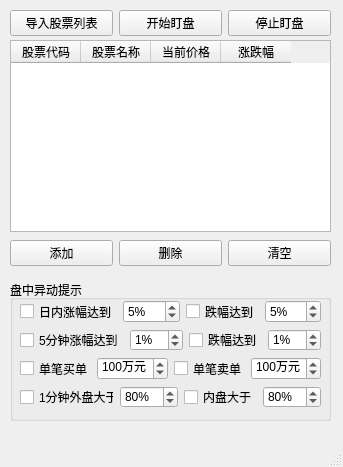
Above: QtDesign/LiveTracker.ui from victor647/QuantumStockTrade before the change. Below: the same form after it.
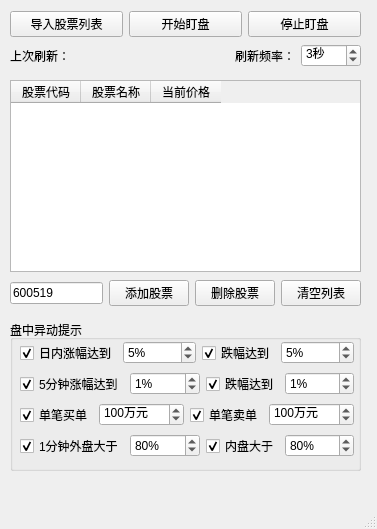
That is the form after the change.

The edit to the form file:
```diff
--- a/QtDesign/LiveTracker.ui
+++ b/QtDesign/LiveTracker.ui
@@ -6,8 +6,8 @@
    <rect>
     <x>0</x>
     <y>0</y>
-    <width>343</width>
-    <height>467</height>
+    <width>377</width>
+    <height>529</height>
    </rect>
   </property>
   <property name="windowTitle">
@@ -18,8 +18,8 @@
     <property name="geometry">
      <rect>
       <x>10</x>
-      <y>40</y>
-      <width>321</width>
+      <y>80</y>
+      <width>351</width>
       <height>192</height>
      </rect>
     </property>
@@ -47,76 +47,14 @@
       <string>当前价格</string>
      </property>
     </column>
-    <column>
-     <property name="text">
-      <string>涨跌幅</string>
-     </property>
-    </column>
-   </widget>
-   <widget class="QWidget" name="layoutWidget">
-    <property name="geometry">
-     <rect>
-      <x>10</x>
-      <y>240</y>
-      <width>321</width>
-      <height>26</height>
-     </rect>
-    </property>
-    <property name="font">
-     <font>
-      <family>Microsoft YaHei UI</family>
-      <pointsize>9</pointsize>
-     </font>
-    </property>
-    <layout class="QHBoxLayout" name="horizontalLayout_2">
-     <item>
-      <widget class="QPushButton" name="btnAddStock">
-       <property name="font">
-        <font>
-         <family>Microsoft YaHei UI</family>
-         <pointsize>9</pointsize>
-        </font>
-       </property>
-       <property name="text">
-        <string>添加</string>
-       </property>
-      </widget>
-     </item>
-     <item>
-      <widget class="QPushButton" name="btnRemoveStock">
-       <property name="font">
-        <font>
-         <family>Microsoft YaHei UI</family>
-         <pointsize>9</pointsize>
-        </font>
-       </property>
-       <property name="text">
-        <string>删除</string>
-       </property>
-      </widget>
-     </item>
-     <item>
-      <widget class="QPushButton" name="btnClearStocks">
-       <property name="font">
-        <font>
-         <family>Microsoft YaHei UI</family>
-         <pointsize>9</pointsize>
-        </font>
-       </property>
-       <property name="text">
-        <string>清空</string>
-       </property>
-      </widget>
-     </item>
-    </layout>
    </widget>
    <widget class="QGroupBox" name="grpEventSignal">
     <property name="geometry">
      <rect>
       <x>10</x>
-      <y>280</y>
-      <width>321</width>
-      <height>141</height>
+      <y>320</y>
+      <width>351</width>
+      <height>151</height>
      </rect>
     </property>
     <property name="font">
@@ -128,13 +66,13 @@
     <property name="title">
      <string>盘中异动提示</string>
     </property>
-    <widget class="QWidget" name="">
+    <widget class="QWidget" name="layoutWidget">
      <property name="geometry">
       <rect>
        <x>10</x>
        <y>20</y>
-       <width>301</width>
-       <height>108</height>
+       <width>334</width>
+       <height>120</height>
       </rect>
      </property>
      <property name="font">
@@ -157,6 +95,9 @@
           <property name="text">
            <string>日内涨幅达到</string>
           </property>
+          <property name="checked">
+           <bool>true</bool>
+          </property>
          </widget>
         </item>
         <item>
@@ -189,6 +130,9 @@
           <property name="text">
            <string>跌幅达到</string>
           </property>
+          <property name="checked">
+           <bool>true</bool>
+          </property>
          </widget>
         </item>
         <item>
@@ -225,6 +169,9 @@
           <property name="text">
            <string>5分钟涨幅达到</string>
           </property>
+          <property name="checked">
+           <bool>true</bool>
+          </property>
          </widget>
         </item>
         <item>
@@ -257,6 +204,9 @@
           <property name="text">
            <string>跌幅达到</string>
           </property>
+          <property name="checked">
+           <bool>true</bool>
+          </property>
          </widget>
         </item>
         <item>
@@ -293,6 +243,9 @@
           <property name="text">
            <string>单笔买单</string>
           </property>
+          <property name="checked">
+           <bool>true</bool>
+          </property>
          </widget>
         </item>
         <item>
@@ -328,6 +281,9 @@
           <property name="text">
            <string>单笔卖单</string>
           </property>
+          <property name="checked">
+           <bool>true</bool>
+          </property>
          </widget>
         </item>
         <item>
@@ -367,6 +323,9 @@
           <property name="text">
            <string>1分钟外盘大于</string>
           </property>
+          <property name="checked">
+           <bool>true</bool>
+          </property>
          </widget>
         </item>
         <item>
@@ -402,6 +361,9 @@
           <property name="text">
            <string>内盘大于</string>
           </property>
+          <property name="checked">
+           <bool>true</bool>
+          </property>
          </widget>
         </item>
         <item>
@@ -436,19 +398,135 @@
      <rect>
       <x>10</x>
       <y>10</y>
-      <width>321</width>
-      <height>26</height>
+      <width>351</width>
+      <height>60</height>
      </rect>
     </property>
-    <property name="font">
-     <font>
-      <family>Microsoft YaHei UI</family>
-      <pointsize>9</pointsize>
-     </font>
+    <layout class="QVBoxLayout" name="verticalLayout_3">
+     <item>
+      <layout class="QHBoxLayout" name="horizontalLayout">
+       <item>
+        <widget class="QPushButton" name="btnImportStockList">
+         <property name="font">
+          <font>
+           <family>Microsoft YaHei UI</family>
+           <pointsize>9</pointsize>
+          </font>
+         </property>
+         <property name="text">
+          <string>导入股票列表</string>
+         </property>
+        </widget>
+       </item>
+       <item>
+        <widget class="QPushButton" name="btnStartTracking">
+         <property name="font">
+          <font>
+           <family>Microsoft YaHei UI</family>
+           <pointsize>9</pointsize>
+          </font>
+         </property>
+         <property name="text">
+          <string>开始盯盘</string>
+         </property>
+        </widget>
+       </item>
+       <item>
+        <widget class="QPushButton" name="btnStopTracking">
+         <property name="font">
+          <font>
+           <family>Microsoft YaHei UI</family>
+           <pointsize>9</pointsize>
+          </font>
+         </property>
+         <property name="text">
+          <string>停止盯盘</string>
+         </property>
+        </widget>
+       </item>
+      </layout>
+     </item>
+     <item>
+      <layout class="QHBoxLayout" name="horizontalLayout_2">
+       <item>
+        <widget class="QLabel" name="lblLastUpdateTime">
+         <property name="minimumSize">
+          <size>
+           <width>150</width>
+           <height>0</height>
+          </size>
+         </property>
+         <property name="font">
+          <font>
+           <family>Microsoft YaHei UI</family>
+          </font>
+         </property>
+         <property name="text">
+          <string>上次刷新：</string>
+         </property>
+        </widget>
+       </item>
+       <item>
+        <widget class="QLabel" name="lblUpdateFrequency">
+         <property name="maximumSize">
+          <size>
+           <width>60</width>
+           <height>16777215</height>
+          </size>
+         </property>
+         <property name="text">
+          <string>刷新频率：</string>
+         </property>
+        </widget>
+       </item>
+       <item>
+        <widget class="QSpinBox" name="spbUpdateFrequency">
+         <property name="maximumSize">
+          <size>
+           <width>60</width>
+           <height>16777215</height>
+          </size>
+         </property>
+         <property name="suffix">
+          <string>秒</string>
+         </property>
+         <property name="minimum">
+          <number>1</number>
+         </property>
+         <property name="maximum">
+          <number>10</number>
+         </property>
+         <property name="value">
+          <number>3</number>
+         </property>
+        </widget>
+       </item>
+      </layout>
+     </item>
+    </layout>
+   </widget>
+   <widget class="QWidget" name="">
+    <property name="geometry">
+     <rect>
+      <x>10</x>
+      <y>280</y>
+      <width>351</width>
+      <height>27</height>
+     </rect>
     </property>
-    <layout class="QHBoxLayout" name="horizontalLayout">
+    <layout class="QHBoxLayout" name="horizontalLayout_7">
      <item>
-      <widget class="QPushButton" name="btnImportStockList">
+      <widget class="QLineEdit" name="iptStockCode">
+       <property name="text">
+        <string>600519</string>
+       </property>
+       <property name="maxLength">
+        <number>6</number>
+       </property>
+      </widget>
+     </item>
+     <item>
+      <widget class="QPushButton" name="btnAddStock">
        <property name="font">
         <font>
          <family>Microsoft YaHei UI</family>
@@ -456,12 +534,12 @@
         </font>
        </property>
        <property name="text">
-        <string>导入股票列表</string>
+        <string>添加股票</string>
        </property>
       </widget>
      </item>
      <item>
-      <widget class="QPushButton" name="btnStartTracking">
+      <widget class="QPushButton" name="btnRemoveStock">
        <property name="font">
         <font>
          <family>Microsoft YaHei UI</family>
@@ -469,12 +547,12 @@
         </font>
        </property>
        <property name="text">
-        <string>开始盯盘</string>
+        <string>删除股票</string>
        </property>
       </widget>
      </item>
      <item>
-      <widget class="QPushButton" name="btnStopTracking">
+      <widget class="QPushButton" name="btnClearStocks">
        <property name="font">
         <font>
          <family>Microsoft YaHei UI</family>
@@ -482,7 +560,7 @@
         </font>
        </property>
        <property name="text">
-        <string>停止盯盘</string>
+        <string>清空列表</string>
        </property>
       </widget>
      </item>
```
Left out of the diff: 54 changed lines with no effect on the pictures.
